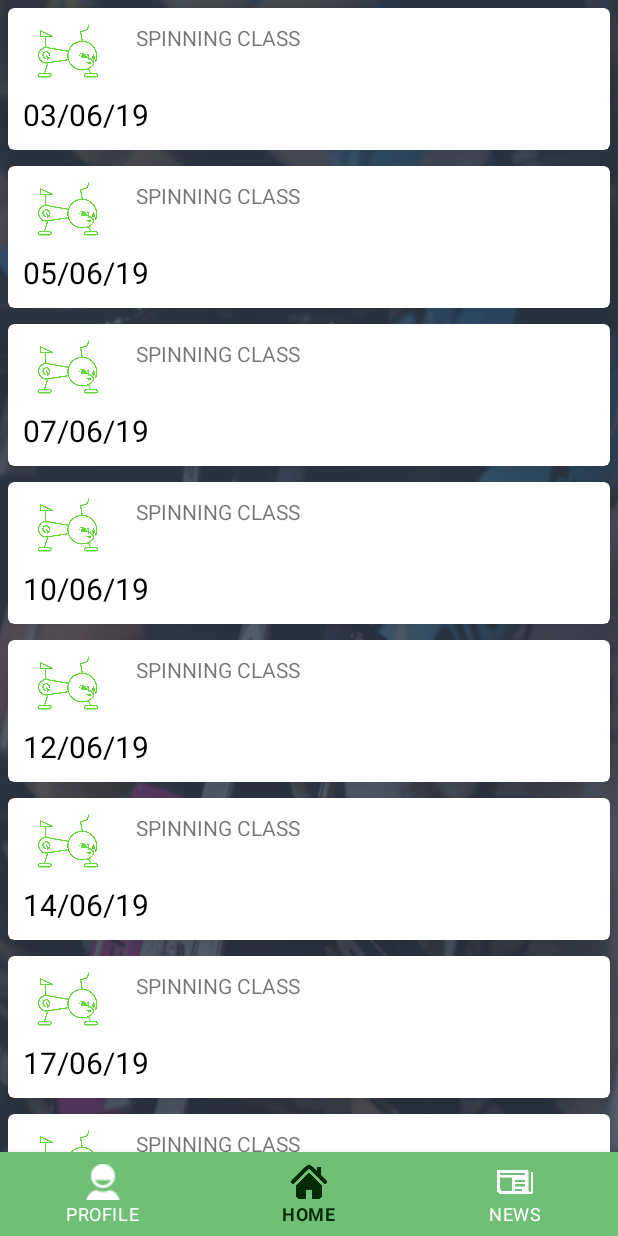
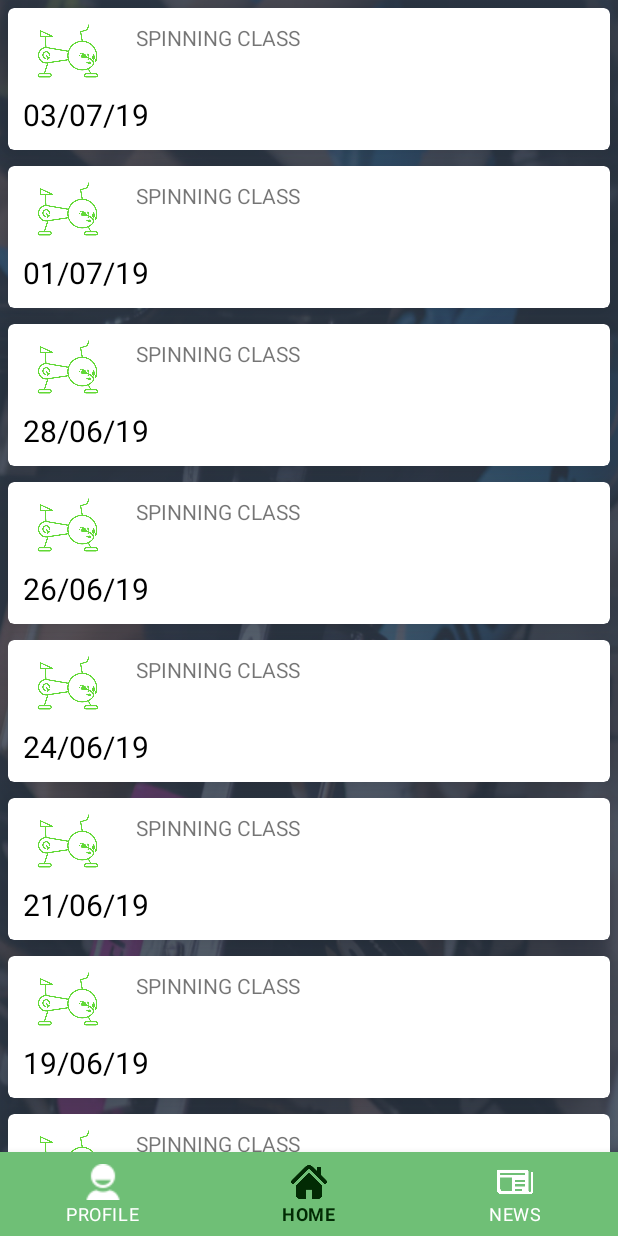
Before and after one commit to MarcoMochi/Green-Spinning-app-, an Android app: the HomeFragment screen opened directly, with no data from a screen before it, on a phone screen of 412 x 824 dp. Run offline under Robolectric (Android 15) with nearby library versions, the phone set to English and light mode, and no system bars.

Commit message:
modifiche varie

```diff
--- a/app/src/main/java/com/example/greenspinning/HomeFragment.java
+++ b/app/src/main/java/com/example/greenspinning/HomeFragment.java
@@ -28,7 +28,7 @@ public class HomeFragment extends Fragment {
     // the fragment initialization parameters, e.g. ARG_ITEM_NUMBER
     private static final String ARG_PARAM1 = "param1";
     private static final String ARG_PARAM2 = "param2";
-    ArrayList personNames = new ArrayList<>(Arrays.asList("03/06/19", "05/06/19", "07/06/19", "10/06/19", "12/06/19", "14/06/19", "17/06/19", "19/06/19", "21/06/19", "24/06/19", "26/06/19", "28/06/19", "01/06/19", "03/06/19"));
+    ArrayList personNames = new ArrayList<>(Arrays.asList("03/07/19", "01/07/19", "28/06/19", "26/06/19", "24/06/19", "21/06/19", "19/06/19", "17/06/19", "14/06/19", "12/06/19", "10/06/19", "07/06/19", "05/06/19", "03/06/19"));
 
     public HomeFragment() {
         // Required empty public constructor
--- a/app/src/main/res/values/colors.xml
+++ b/app/src/main/res/values/colors.xml
@@ -15,6 +15,7 @@
     <color name="base">#AAAAAA</color>
     <color name="iron">#CCCCCC</color>
     <color name="white">#FFFFFF</color>
+    <color name="monsoon_transparent">#80777777</color>
 
     <color name="mtrl_textinput_default_box_stroke_color" tools:override="true">#ffffff</color>
 </resources>
```
Also changed, not shown: 2 other files.
